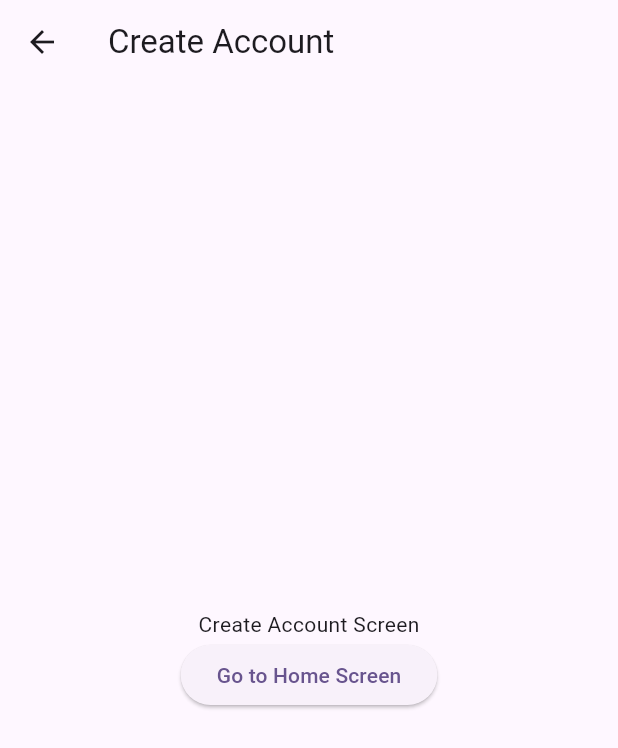
After one commit to Haruki1090/SearchGithubRepository, a Flutter app: the CreateAccountScreen screen opened directly, on a phone screen of 412 x 824 dp. The commit adds this screen. Shown: the top 748 px of the screen. Run offline on Flutter 3.47's test engine with Material 3 defaults, Android fonts, the phone set to English and light mode, and no system bars; our stand-ins replace firebase_core, flutter_riverpod; accounts and stored records are empty; generated files the repository leaves out were written again.

Commit message:
create account screenを作成

```diff
--- /dev/null
+++ b/lib/screens/create_account_screen.dart
@@ -0,0 +1,28 @@
+import 'package:flutter/material.dart';
+
+class CreateAccountScreen extends StatelessWidget {
+  const CreateAccountScreen({super.key});
+
+  @override
+  Widget build(BuildContext context) {
+    return Scaffold(
+      appBar: AppBar(
+        title: Text('Create Account'),
+      ),
+      body: Center(
+        child: Column(
+          mainAxisAlignment: MainAxisAlignment.center,
+          children: <Widget>[
+            Text('Create Account Screen'),
+            ElevatedButton(
+              child: Text('Go to Home Screen'),
+              onPressed: () {
+                Navigator.pushNamed(context, '/home');
+              },
+            ),
+          ],
+        ),
+      ),
+    );
+  }
+}
--- a/lib/screens/home_screen.dart
+++ b/lib/screens/home_screen.dart
@@ -1,6 +1,7 @@
 // ignore_for_file: use_build_context_synchronously
 import 'package:flutter/material.dart';
 import 'package:flutter_riverpod/flutter_riverpod.dart';
+import 'package:search_github_repository/screens/create_account_screen.dart';
 import 'package:search_github_repository/screens/result_page.dart';
 import 'dart:convert';
 import 'package:http/http.dart' as http;
@@ -74,7 +75,11 @@ class HomeScreen extends ConsumerWidget {
                           ),
                           ElevatedButton(
                             onPressed: () {
-                              Navigator.of(context).pop();
+                              Navigator.of(context).push(
+                                MaterialPageRoute(
+                                  builder: (context) => const CreateAccountScreen(),
+                                ),
+                              );
                             },
                             child: const Text('アカウント新規作成'),
                           ),
```
